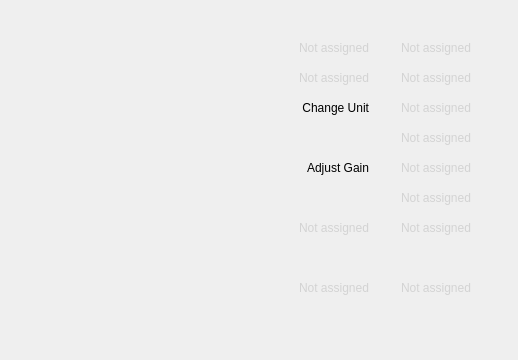
This is modules/automation/projects/HilecGui/src/telecontrol/GamepadAssignmentWidget.ui in OFFIS-Automation/Framework as Qt 5 draws it before an edit; both pictures show x 0 to 518 and y 0 to 360 of the 770 by 360 pixel window. The edited form follows.
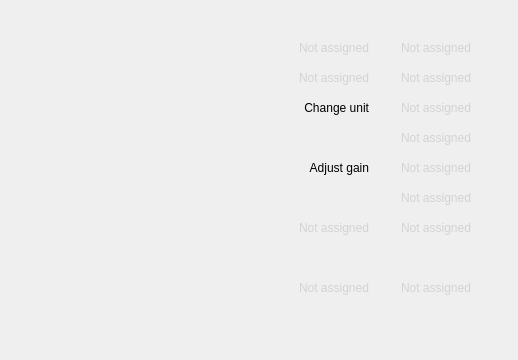
This is the edited form. Icons and pictures are not drawn.

```diff
--- a/modules/automation/projects/HilecGui/src/telecontrol/GamepadAssignmentWidget.ui
+++ b/modules/automation/projects/HilecGui/src/telecontrol/GamepadAssignmentWidget.ui
@@ -148,7 +148,7 @@
         <string notr="true"/>
        </property>
        <property name="text">
-        <string>Change Unit</string>
+        <string>Change unit</string>
        </property>
        <property name="alignment">
         <set>Qt::AlignRight|Qt::AlignTop|Qt::AlignTrailing</set>
@@ -216,7 +216,7 @@
         <string notr="true"/>
        </property>
        <property name="text">
-        <string>Adjust Gain</string>
+        <string>Adjust gain</string>
        </property>
        <property name="alignment">
         <set>Qt::AlignRight|Qt::AlignTop|Qt::AlignTrailing</set>
```
